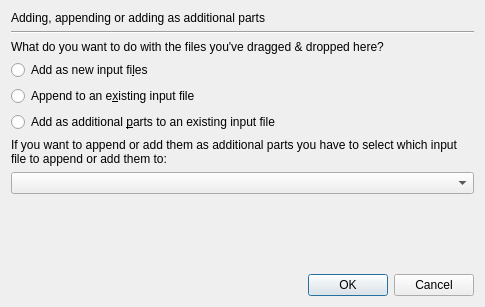
Old version of the form src/mkvtoolnix-gui/forms/merge/adding_appending_files_dialog.ui in the repository jpsdr/MKVToolnix-Windows-7.
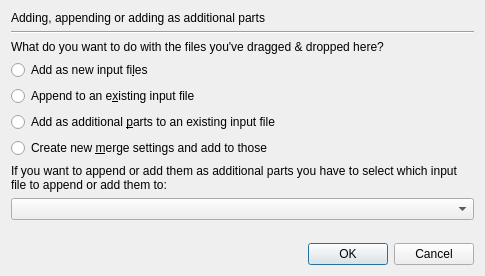
New version of the form.

Commit message:
GUI: merge: implement adding to new mux settings when dragging files
Implements #1297.

What changed in the file:
```diff
--- a/src/mkvtoolnix-gui/forms/merge/adding_appending_files_dialog.ui
+++ b/src/mkvtoolnix-gui/forms/merge/adding_appending_files_dialog.ui
@@ -7,7 +7,7 @@
     <x>0</x>
     <y>0</y>
     <width>485</width>
-    <height>307</height>
+    <height>276</height>
    </rect>
   </property>
   <property name="windowTitle">
@@ -62,6 +62,13 @@
      </property>
     </widget>
    </item>
+   <item>
+    <widget class="QRadioButton" name="rbAddToNew">
+     <property name="text">
+      <string>Create new &amp;merge settings and add to those</string>
+     </property>
+    </widget>
+   </item>
    <item>
     <widget class="QLabel" name="label_3">
      <property name="text">
```
Left out of the diff: 7 changed lines with no effect on the pictures. The commit also changes 6 other files.
